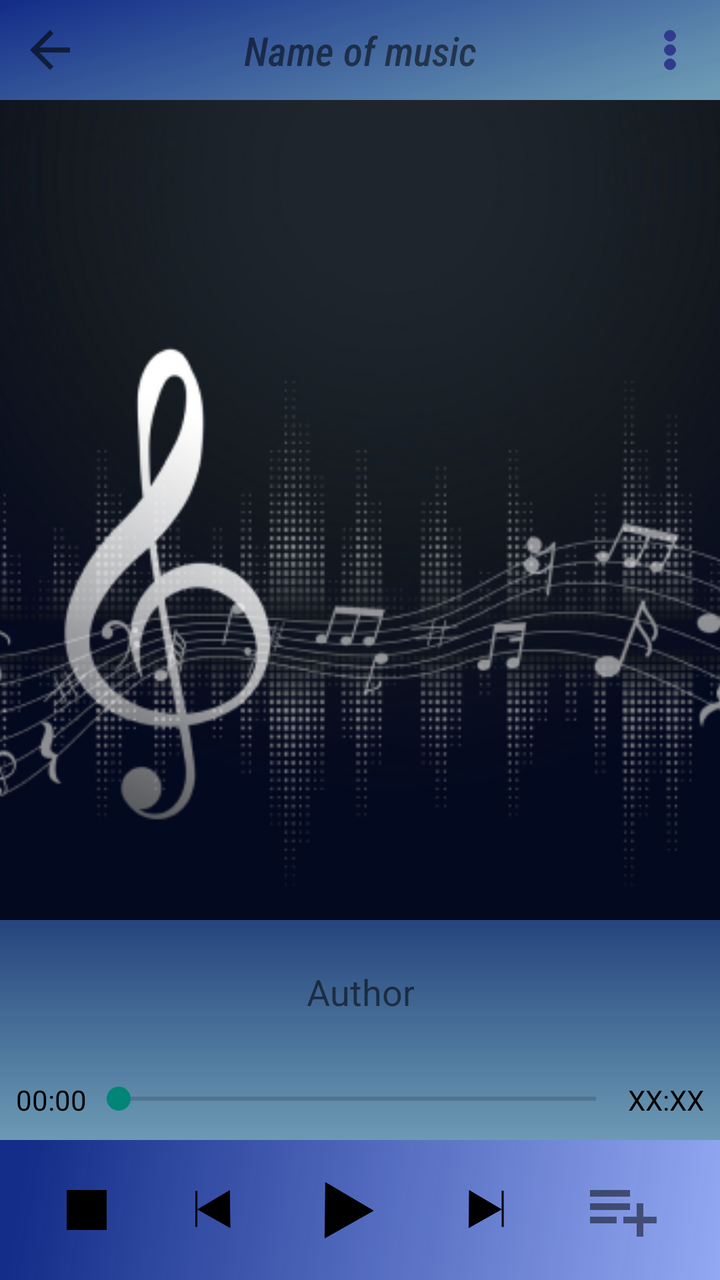
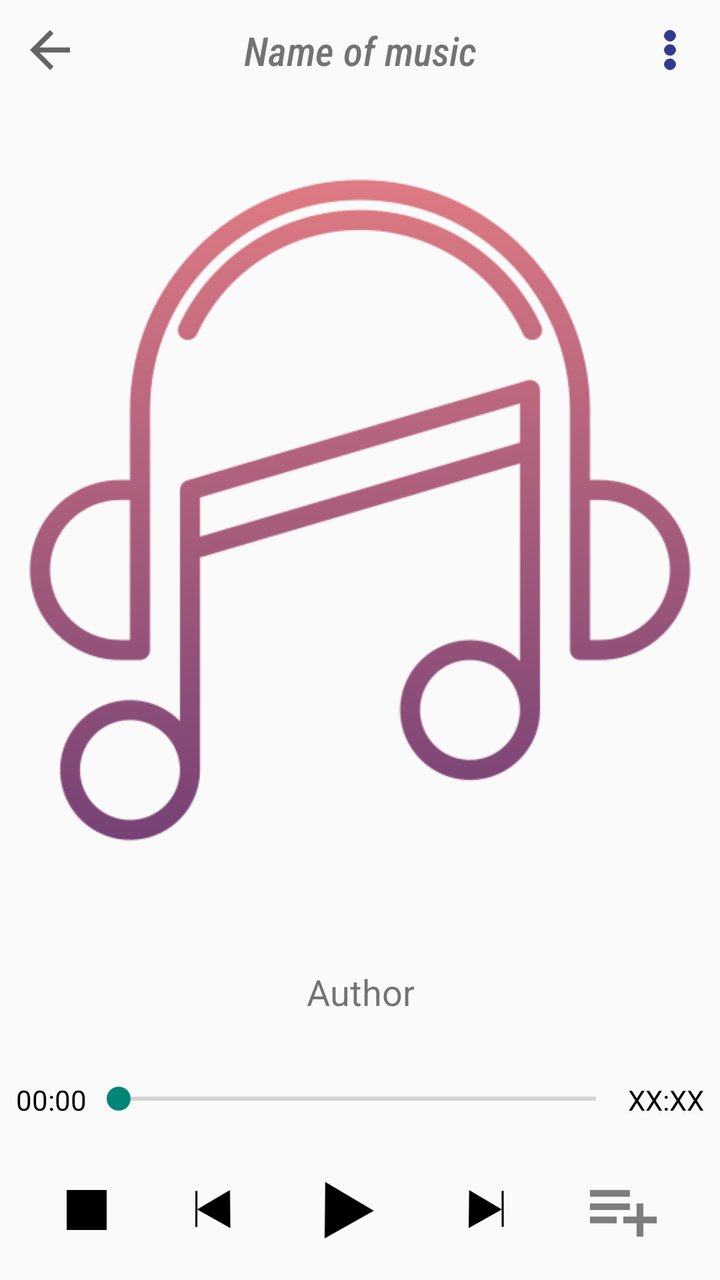

Screens rendered from an Android XML layout before and after an edit, with the pre-edit source and the edit as a unified diff.
<!-- AndroidManifest.xml: application theme Theme.FullProject -->
<!-- res/layout/fragment_music_player.xml -->
<?xml version="1.0" encoding="utf-8"?>
<androidx.constraintlayout.widget.ConstraintLayout xmlns:android="http://schemas.android.com/apk/res/android"
xmlns:app="http://schemas.android.com/apk/res-auto"
xmlns:tools="http://schemas.android.com/tools"
android:layout_width="match_parent"
android:layout_height="match_parent"
tools:context=".screens.musicplayer.MusicPlayerFragment">


    <androidx.constraintlayout.widget.ConstraintLayout
        android:id="@+id/header"
        android:layout_width="match_parent"
        android:layout_height="wrap_content"
        android:background="@drawable/ic_header"
        app:layout_constraintBottom_toTopOf="@id/imageView2"
        app:layout_constraintEnd_toEndOf="parent"
        app:layout_constraintStart_toStartOf="parent"
        app:layout_constraintTop_toTopOf="parent">

    <ImageView
        android:id="@+id/back_btn"
        android:layout_width="50dp"
        android:layout_height="50dp"
        android:padding="10dp"
        android:src="@drawable/ic_back"
        android:background="?android:attr/selectableItemBackground"
        android:contentDescription="@string/imageD"
        app:layout_constraintBottom_toBottomOf="parent"
        app:layout_constraintStart_toStartOf="parent"
        app:layout_constraintTop_toTopOf="parent" />

    <ImageView
        android:id="@+id/setting"
        android:layout_width="50dp"
        android:layout_height="50dp"
        android:padding="15dp"
        android:src="@drawable/ic_setting"
        android:background="?android:attr/selectableItemBackground"
        android:contentDescription="@string/imageD"
        app:layout_constraintBottom_toBottomOf="parent"
        app:layout_constraintEnd_toEndOf="parent"
        app:layout_constraintTop_toTopOf="parent"
        />

    <TextView
        android:id="@+id/name_music_header"
        android:layout_width="0dp"
        android:layout_height="wrap_content"
        android:textSize="20dp"
        android:padding="10dp"
        android:text="@string/nameMusic"
        android:layout_marginStart="10dp"
        android:layout_marginEnd="10dp"
        android:lines="1"
        android:textAlignment="center"
        android:textStyle="italic"
        android:fontFamily="sans-serif-condensed-medium"
        app:layout_constraintBottom_toBottomOf="parent"
        app:layout_constraintEnd_toStartOf="@+id/setting"
        app:layout_constraintStart_toEndOf="@+id/back_btn"
        app:layout_constraintTop_toTopOf="parent"/>

    </androidx.constraintlayout.widget.ConstraintLayout>

    <ImageView
        android:id="@+id/imageView2"
        android:layout_width="match_parent"
        android:layout_height="0dp"
        android:contentDescription="@string/imageD"
        android:scaleType="centerCrop"
        android:src="@drawable/image1"
        app:layout_constraintBottom_toTopOf="@+id/playing"
        app:layout_constraintEnd_toEndOf="parent"
        app:layout_constraintStart_toStartOf="parent"
        app:layout_constraintTop_toBottomOf="@id/header" />

    <androidx.constraintlayout.widget.ConstraintLayout
        android:id="@+id/playing"
        android:visibility="visible"
        android:layout_width="0dp"
        android:layout_height="110dp"
        android:background="@drawable/ic_bottomim"
        app:layout_constraintBottom_toTopOf="@id/footer"
        app:layout_constraintEnd_toEndOf="parent"
        app:layout_constraintStart_toStartOf="parent"
        app:layout_constraintTop_toBottomOf="@+id/imageView2">

    <TextView
        android:id="@+id/name_music_playing"
        android:layout_width="wrap_content"
        android:layout_height="wrap_content"
        android:layout_marginTop="13dp"
        android:lines="2"
        android:textAlignment="center"
        android:text="@string/author"
        android:textSize="18sp"
        app:layout_constraintEnd_toEndOf="parent"
        app:layout_constraintStart_toStartOf="parent"
        app:layout_constraintTop_toTopOf="parent"
        app:layout_constraintBottom_toTopOf="@id/timeView"/>


        <SeekBar
            android:id="@+id/timeView"
            android:layout_width="0dp"
            android:layout_height="20dp"
            app:layout_constraintBottom_toBottomOf="@id/playing"
            app:layout_constraintHorizontal_bias="1.0"
            app:layout_constraintLeft_toRightOf="@id/current_time"
            app:layout_constraintRight_toLeftOf="@id/timeAll"
            app:layout_constraintTop_toBottomOf="@id/name_music_playing"
            app:layout_constraintVertical_bias="0.444" />

        <TextView
            android:id="@+id/current_time"
            android:layout_width="wrap_content"
            android:layout_height="wrap_content"
            android:text="@string/startTime"
            android:textSize="14sp"
            android:layout_marginStart="8dp"
            android:textColor="@color/black"
            app:layout_constraintBottom_toBottomOf="@id/timeView"
            app:layout_constraintEnd_toStartOf="@id/timeView"
            app:layout_constraintStart_toStartOf="parent"
            app:layout_constraintTop_toTopOf="@id/timeView"
            app:layout_constraintVertical_bias="1.0" />

        <TextView
            android:id="@+id/timeAll"
            android:layout_width="wrap_content"
            android:layout_height="wrap_content"
            android:text="@string/EndTime"
            android:textSize="14sp"
            android:layout_marginEnd="8dp"
            android:textColor="@color/black"
            app:layout_constraintBottom_toBottomOf="@id/timeView"
            app:layout_constraintEnd_toEndOf="parent"
            app:layout_constraintStart_toEndOf="@id/timeView"
            app:layout_constraintTop_toTopOf="@id/timeView"
            app:layout_constraintVertical_bias="1.0" />


    </androidx.constraintlayout.widget.ConstraintLayout>

    <androidx.constraintlayout.widget.ConstraintLayout
        android:id="@+id/footer"
        android:layout_width="0dp"
        android:layout_height="70dp"
        android:background="@drawable/ic_footer"
        app:layout_constraintBottom_toBottomOf="parent"
        app:layout_constraintEnd_toEndOf="parent"
        app:layout_constraintStart_toStartOf="parent"
        app:layout_constraintTop_toBottomOf="@+id/playing" >


        <ImageView
            android:id="@+id/stop"
            android:layout_width="40dp"
            android:layout_height="40dp"
            android:padding="10dp"
            android:src="@drawable/ic_stop"
            android:soundEffectsEnabled="false"
            android:contentDescription="@string/imageD"
            android:background="?android:attr/selectableItemBackground"
            app:layout_constraintBottom_toBottomOf="parent"
            app:layout_constraintEnd_toStartOf="@id/previous"
            app:layout_constraintStart_toStartOf="parent"
            app:layout_constraintTop_toTopOf="@id/footer" />

        <ImageView
            android:id="@+id/previous"
            android:layout_width="40dp"
            android:layout_height="40dp"
            android:padding="10dp"
            android:src="@drawable/ic_previous"
            android:contentDescription="@string/imageD"
            android:background="?android:attr/selectableItemBackground"
            android:soundEffectsEnabled="false"
            app:layout_constraintBottom_toBottomOf="parent"
            app:layout_constraintEnd_toStartOf="@id/playOrPause"
            app:layout_constraintStart_toEndOf="@id/stop"
            app:layout_constraintTop_toTopOf="@id/footer" />

        <ImageView
            android:id="@+id/playOrPause"
            android:layout_width="50dp"
            android:layout_height="50dp"
            android:padding="10dp"
            android:src="@drawable/ic_play"
            android:soundEffectsEnabled="false"
            android:contentDescription="@string/imageD"
            android:background="?android:attr/selectableItemBackground"
            app:layout_constraintBottom_toBottomOf="parent"
            app:layout_constraintEnd_toStartOf="@id/next"
            app:layout_constraintStart_toEndOf="@id/previous"
            app:layout_constraintTop_toTopOf="@id/footer" />

        <ImageView
            android:id="@+id/next"
            android:layout_width="40dp"
            android:layout_height="40dp"
            android:src="@drawable/ic_next"
            android:padding="10dp"
            android:contentDescription="@string/imageD"
            android:background="?android:attr/selectableItemBackground"
            android:soundEffectsEnabled="false"
            app:layout_constraintBottom_toBottomOf="parent"
            app:layout_constraintEnd_toStartOf="@id/playlist"
            app:layout_constraintStart_toEndOf="@id/playOrPause"
            app:layout_constraintTop_toTopOf="@id/footer" />

        <ImageView
            android:id="@+id/playlist"
            android:layout_width="50dp"
            android:layout_height="50dp"
            android:padding="5dp"
            android:src="@drawable/ic_playlist_add"
            android:soundEffectsEnabled="false"
            android:alpha="0.5"
            android:contentDescription="@string/imageD"
            android:background="?android:attr/selectableItemBackground"
            app:layout_constraintBottom_toBottomOf="parent"
            app:layout_constraintEnd_toEndOf="parent"
            app:layout_constraintStart_toEndOf="@id/next"
            app:layout_constraintTop_toTopOf="@id/footer" />

    </androidx.constraintlayout.widget.ConstraintLayout>

</androidx.constraintlayout.widget.ConstraintLayout>
<!-- resources referenced by this layout -->
<resources>
  <color name="black">#FF000000</color>
  <!-- drawable ic_bottomim (drawable) -->
  <vector xmlns:android="http://schemas.android.com/apk/res/android"
      xmlns:aapt="http://schemas.android.com/aapt"
      android:width="360dp"
      android:height="121dp"
      android:viewportWidth="360"
      android:viewportHeight="121">
    <path
        android:pathData="M0,0h360v121h-360z">
      <aapt:attr name="android:fillColor">
        <gradient 
            android:startY="0"
            android:startX="180"
            android:endY="121"
            android:endX="180"
            android:type="linear">
          <item android:offset="0" android:color="#24447C"/>
          <item android:offset="1" android:color="#A018618A"/>
        </gradient>
      </aapt:attr>
    </path>
  </vector>
  <!-- drawable ic_footer (drawable) -->
  <vector xmlns:android="http://schemas.android.com/apk/res/android"
      xmlns:aapt="http://schemas.android.com/aapt"
      android:width="360dp"
      android:height="92dp"
      android:viewportWidth="360"
      android:viewportHeight="92">
    <path
        android:pathData="M0,0h360v92h-360z">
      <aapt:attr name="android:fillColor">
        <gradient 
            android:startY="46"
            android:startX="8.40659"
            android:endY="91.0108"
            android:endX="360.127"
            android:type="linear">
          <item android:offset="0" android:color="#FF132D88"/>
          <item android:offset="1" android:color="#6B0538EA"/>
        </gradient>
      </aapt:attr>
    </path>
  </vector>
  <!-- drawable ic_header (drawable) -->
  <vector xmlns:android="http://schemas.android.com/apk/res/android"
      xmlns:aapt="http://schemas.android.com/aapt"
      android:width="360dp"
      android:height="47dp"
      android:viewportWidth="360"
      android:viewportHeight="47">
    <path
        android:pathData="M0,0H360V47H0V0Z">
      <aapt:attr name="android:fillColor">
        <gradient 
            android:startY="1.1417"
            android:startX="8.79873E-8"
            android:endY="126.816"
            android:endX="33.241"
            android:type="linear">
          <item android:offset="0" android:color="#FF132D88"/>
          <item android:offset="1" android:color="#A018618A"/>
        </gradient>
      </aapt:attr>
    </path>
  </vector>
  <!-- drawable ic_play (drawable) -->
  <vector xmlns:android="http://schemas.android.com/apk/res/android"
      android:width="20dp"
      android:height="23dp"
      android:viewportWidth="20"
      android:viewportHeight="23">
    <path
        android:pathData="M19.1276,11.757L0.267,22.3885L0.4901,0.739L19.1276,11.757Z"
        android:fillColor="#000000"/>
  </vector>
  <!-- drawable ic_playlist_add (drawable) -->
  <vector android:height="48dp" android:tint="#000000"
      android:viewportHeight="24" android:viewportWidth="24"
      android:width="48dp" xmlns:android="http://schemas.android.com/apk/res/android">
      <path android:fillColor="@android:color/white" android:pathData="M14,10L2,10v2h12v-2zM14,6L2,6v2h12L14,6zM18,14v-4h-2v4h-4v2h4v4h2v-4h4v-2h-4zM2,16h8v-2L2,14v2z"/>
  </vector>
  <!-- drawable ic_stop (drawable) -->
  <vector xmlns:android="http://schemas.android.com/apk/res/android"
      android:width="22dp"
      android:height="22dp"
      android:viewportWidth="22"
      android:viewportHeight="22">
    <path
        android:pathData="M0,0h22v22h-22z"
        android:fillColor="#000000"/>
  </vector>
  <!-- drawable image1: png bitmap (drawable-v24, 131699 bytes) -->
  <string name="EndTime">XX:XX</string>
  <string name="author">Author</string>
  <string name="imageD">No image</string>
  <string name="nameMusic">Name of music</string>
  <string name="startTime">00:00</string>
  <color name="purple_500">#FF6200EE</color>
  <color name="purple_700">#FF3700B3</color>
  <color name="white">#FFFFFFFF</color>
  <color name="teal_200">#FF03DAC5</color>
  <color name="teal_700">#FF018786</color>
  <!-- unchanged entries left out for length: 5 -->
</resources>

<!-- the commit's change to res/layout/fragment_music_player.xml (unified diff, before → after) -->
@@ -4,14 +4,13 @@ xmlns:app="http://schemas.android.com/apk/res-auto"
 xmlns:tools="http://schemas.android.com/tools"
 android:layout_width="match_parent"
 android:layout_height="match_parent"
-tools:context=".screens.musicplayer.MusicPlayerFragment">
+tools:context=".screens.musicplayer.newr.MusicPlayerFragment">
 
 
     <androidx.constraintlayout.widget.ConstraintLayout
         android:id="@+id/header"
         android:layout_width="match_parent"
         android:layout_height="wrap_content"
-        android:background="@drawable/ic_header"
         app:layout_constraintBottom_toTopOf="@id/imageView2"
         app:layout_constraintEnd_toEndOf="parent"
         app:layout_constraintStart_toStartOf="parent"
@@ -67,8 +66,7 @@ tools:context=".screens.musicplayer.MusicPlayerFragment">
         android:layout_width="match_parent"
         android:layout_height="0dp"
         android:contentDescription="@string/imageD"
-        android:scaleType="centerCrop"
-        android:src="@drawable/image1"
+        android:src="@drawable/music_image"
         app:layout_constraintBottom_toTopOf="@+id/playing"
         app:layout_constraintEnd_toEndOf="parent"
         app:layout_constraintStart_toStartOf="parent"
@@ -79,7 +77,6 @@ tools:context=".screens.musicplayer.MusicPlayerFragment">
         android:visibility="visible"
         android:layout_width="0dp"
         android:layout_height="110dp"
-        android:background="@drawable/ic_bottomim"
         app:layout_constraintBottom_toTopOf="@id/footer"
         app:layout_constraintEnd_toEndOf="parent"
         app:layout_constraintStart_toStartOf="parent"
@@ -146,7 +143,6 @@ tools:context=".screens.musicplayer.MusicPlayerFragment">
         android:id="@+id/footer"
         android:layout_width="0dp"
         android:layout_height="70dp"
-        android:background="@drawable/ic_footer"
         app:layout_constraintBottom_toBottomOf="parent"
         app:layout_constraintEnd_toEndOf="parent"
         app:layout_constraintStart_toStartOf="parent"
@@ -205,12 +201,12 @@ tools:context=".screens.musicplayer.MusicPlayerFragment">
             android:background="?android:attr/selectableItemBackground"
             android:soundEffectsEnabled="false"
             app:layout_constraintBottom_toBottomOf="parent"
-            app:layout_constraintEnd_toStartOf="@id/playlist"
+            app:layout_constraintEnd_toStartOf="@id/on_db_screen"
             app:layout_constraintStart_toEndOf="@id/playOrPause"
             app:layout_constraintTop_toTopOf="@id/footer" />
 
         <ImageView
-            android:id="@+id/playlist"
+            android:id="@+id/on_db_screen"
             android:layout_width="50dp"
             android:layout_height="50dp"
             android:padding="5dp"
<!-- resource entries referenced after the edit -->
@@ -1,72 +1,6 @@
 <!-- resources referenced by this layout -->
 <resources>
   <color name="black">#FF000000</color>
-  <!-- drawable ic_bottomim (drawable) -->
-  <vector xmlns:android="http://schemas.android.com/apk/res/android"
-      xmlns:aapt="http://schemas.android.com/aapt"
-      android:width="360dp"
-      android:height="121dp"
-      android:viewportWidth="360"
-      android:viewportHeight="121">
-    <path
-        android:pathData="M0,0h360v121h-360z">
-      <aapt:attr name="android:fillColor">
-        <gradient 
-            android:startY="0"
-            android:startX="180"
-            android:endY="121"
-            android:endX="180"
-            android:type="linear">
-          <item android:offset="0" android:color="#24447C"/>
-          <item android:offset="1" android:color="#A018618A"/>
-        </gradient>
-      </aapt:attr>
-    </path>
-  </vector>
-  <!-- drawable ic_footer (drawable) -->
-  <vector xmlns:android="http://schemas.android.com/apk/res/android"
-      xmlns:aapt="http://schemas.android.com/aapt"
-      android:width="360dp"
-      android:height="92dp"
-      android:viewportWidth="360"
-      android:viewportHeight="92">
-    <path
-        android:pathData="M0,0h360v92h-360z">
-      <aapt:attr name="android:fillColor">
-        <gradient 
-            android:startY="46"
-            android:startX="8.40659"
-            android:endY="91.0108"
-            android:endX="360.127"
-            android:type="linear">
-          <item android:offset="0" android:color="#FF132D88"/>
-          <item android:offset="1" android:color="#6B0538EA"/>
-        </gradient>
-      </aapt:attr>
-    </path>
-  </vector>
-  <!-- drawable ic_header (drawable) -->
-  <vector xmlns:android="http://schemas.android.com/apk/res/android"
-      xmlns:aapt="http://schemas.android.com/aapt"
-      android:width="360dp"
-      android:height="47dp"
-      android:viewportWidth="360"
-      android:viewportHeight="47">
-    <path
-        android:pathData="M0,0H360V47H0V0Z">
-      <aapt:attr name="android:fillColor">
-        <gradient 
-            android:startY="1.1417"
-            android:startX="8.79873E-8"
-            android:endY="126.816"
-            android:endX="33.241"
-            android:type="linear">
-          <item android:offset="0" android:color="#FF132D88"/>
-          <item android:offset="1" android:color="#A018618A"/>
-        </gradient>
-      </aapt:attr>
-    </path>
-  </vector>
   <!-- drawable ic_play (drawable) -->
   <vector xmlns:android="http://schemas.android.com/apk/res/android"
       android:width="20dp"
@@ -93,7 +27,7 @@
         android:pathData="M0,0h22v22h-22z"
         android:fillColor="#000000"/>
   </vector>
-  <!-- drawable image1: png bitmap (drawable-v24, 131699 bytes) -->
+  <!-- drawable music_image: png bitmap (drawable, 32498 bytes) -->
   <string name="EndTime">XX:XX</string>
   <string name="author">Author</string>
   <string name="imageD">No image</string>
